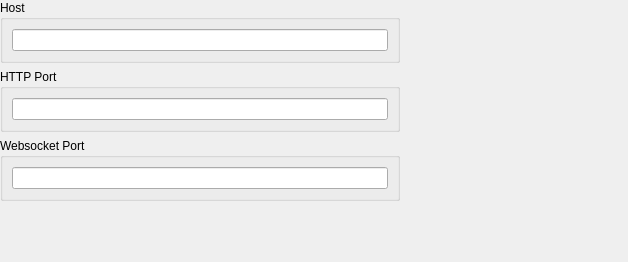
Qt form Include/imtauthgui/CServerConnectionEditorComp.ui (ImagingTools/ImtCore) before a commit.
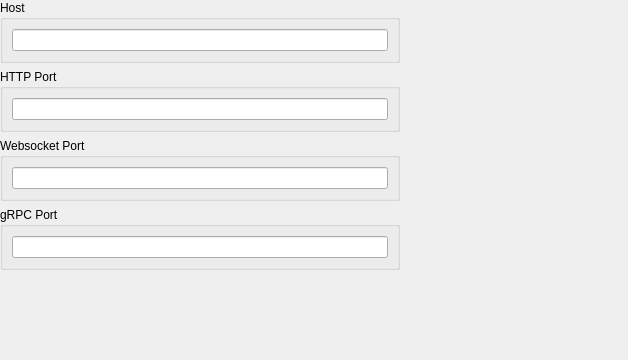
The same form after that commit.

What changed in the file:
```diff
--- a/Include/imtauthgui/CServerConnectionEditorComp.ui
+++ b/Include/imtauthgui/CServerConnectionEditorComp.ui
@@ -7,7 +7,7 @@
     <x>0</x>
     <y>0</y>
     <width>628</width>
-    <height>262</height>
+    <height>360</height>
    </rect>
   </property>
   <property name="windowTitle">
@@ -87,6 +87,24 @@
      </layout>
     </widget>
    </item>
+   <item>
+    <widget class="QGroupBox" name="GrpcPortGroup">
+     <property name="maximumSize">
+      <size>
+       <width>400</width>
+       <height>16777215</height>
+      </size>
+     </property>
+     <property name="title">
+      <string>gRPC Port</string>
+     </property>
+     <layout class="QVBoxLayout" name="verticalLayout_5">
+      <item>
+       <widget class="QLineEdit" name="GrpcPortEdit"/>
+      </item>
+     </layout>
+    </widget>
+   </item>
    <item>
     <spacer name="verticalSpacer">
      <property name="orientation">
```
Left out of the diff: 2 changed lines with no effect on the pictures.
